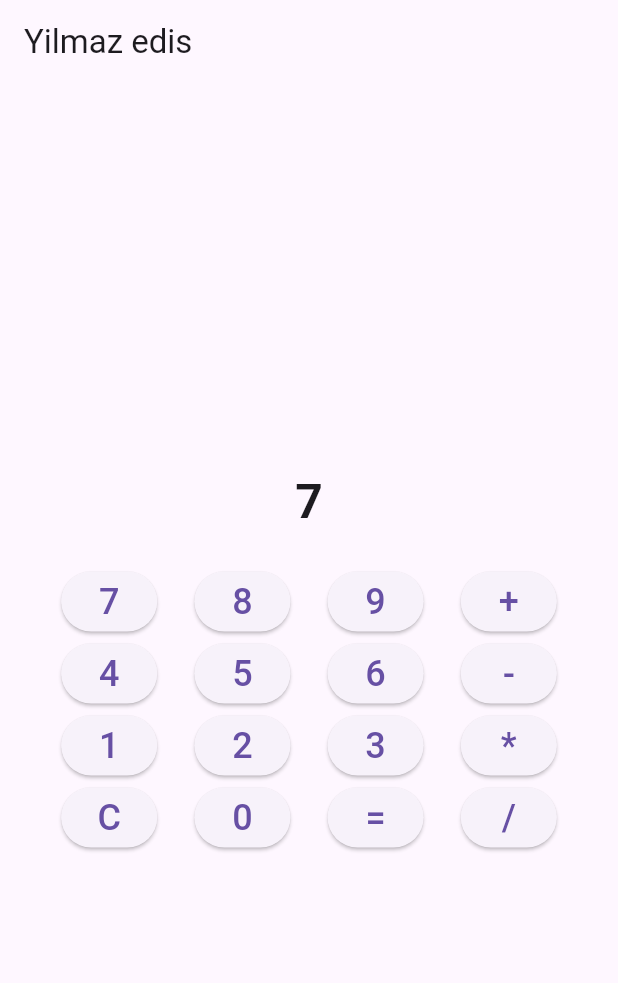
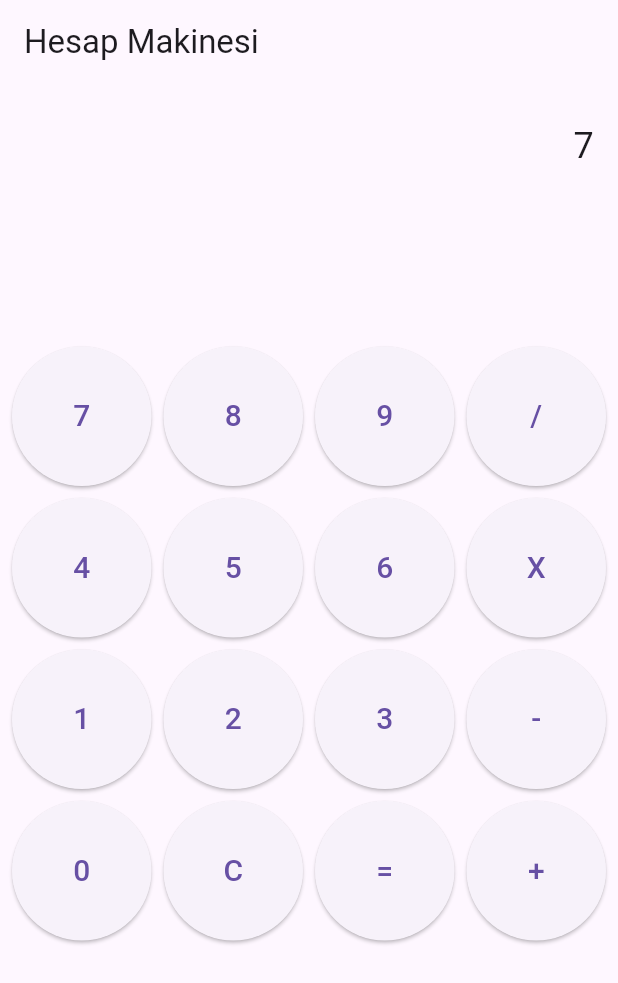
Before and after one commit to AhmetRecaiElcan/calculator1, a Flutter app: the screen it shows after launch, after a tap on an icon or button, on a phone screen of 412 x 824 dp. Shown: the top 983 px of the screen. Run offline on Flutter 3.47's test engine with Material 3 defaults, Android fonts, the phone set to English and light mode, and no system bars; our stand-ins replace math_expressions.

Commit message:
22.01.2024

```diff
--- a/lib/main.dart
+++ b/lib/main.dart
@@ -1,87 +1,48 @@
-import 'dart:html';
-import 'dart:ui';
-
 import 'package:flutter/material.dart';
+import 'package:math_expressions/math_expressions.dart';
 
 void main() {
-  runApp(CalculatorApp());
+  runApp(MyApp());
 }
 
-class CalculatorApp extends StatelessWidget {
+class MyApp extends StatelessWidget {
   @override
   Widget build(BuildContext context) {
     return MaterialApp(
-      home: Calculator(),
+      debugShowCheckedModeBanner: false,
+      home: CalculatorApp(),
     );
   }
 }
 
-class Calculator extends StatefulWidget {
+class CalculatorApp extends StatefulWidget {
   @override
-  _CalculatorState createState() => _CalculatorState();
+  _CalculatorAppState createState() => _CalculatorAppState();
 }
 
-class _CalculatorState extends State<Calculator> {
-  String _display = '';
-  double _num1 = 0;
-  double _num2 = 0;
-  String _operator = '';
+class _CalculatorAppState extends State<CalculatorApp> {
+  String result = '';
+  String input = '';
 
-  void _onButtonPressed(String text) {
-    if (text == 'C') {
-      _clear();
-    } else if (text == '+' || text == '-' || text == '*' || text == '/') {
-      _setOperator(text);
-    } else if (text == '=') {
-      _calculate();
+  void _onButtonPressed(String buttonText) {
+    setState(() {
+      if (buttonText == 'C') {
+        input = '';
+        result = '';
+      } else if (buttonText == '=') {
+        try {
+          Parser p = Parser();
+          Expression exp = p.parse(input);
+          ContextModel cm = ContextModel();
+          result = exp.evaluate(EvaluationType.REAL, cm).toString();
+        } catch (e) {
+          result = 'Error';
+        }
+      } else if (buttonText == 'X') {
+        input += '*';
       } else {
-      _appendToDisplay(text);
+        input += buttonText;
       }
-  }
-
-  void _appendToDisplay(String text) {
-    setState(() {
-      _display += text;
-    });
-  }
-
-  void _setOperator(String Operator) {
-    setState(() {
-      _operator = Operator;
-      _num1 = double.parse(_display);
-      _display = '';
-    });
-  }
-
-  void _calculate() {
-    double result = 0;
-    double _num2 = double.parse(_display);
-
-    switch (_operator) {
-      case '+':
-        result = _num1 + _num2;
-        break;
-      case '-':
-        result = _num1 - _num2;
-        break;
-      case '*':
-        result = _num1 * _num2;
-        break;
-      case '/':
-        result = _num1 / _num2;
-        break;
-    }
-    setState(() {
-      _display = result.toString();
-    });
-  }
-
-  void _clear() {
-    setState(() {
-      _display = '';
-      _num1 = 0;
-      _num2 = 0;
-      _operator = '';
     });
   }
 
@@ -89,77 +50,75 @@ class _CalculatorState extends State<Calculator> {
   Widget build(BuildContext context) {
     return Scaffold(
       appBar: AppBar(
-        title: Text('Yilmaz edis'),
+        title: Text('Hesap Makinesi'),
       ),
-      body: Padding(
-        padding: const EdgeInsets.all(16.0),
-        child: Column(
+      body: Column(
         mainAxisAlignment: MainAxisAlignment.center,
         children: [
-            Text(
-              _display,
-              style: TextStyle(fontSize: 32.0, fontWeight: FontWeight.bold),
+          Container(
+            alignment: Alignment.centerRight,
+            padding: EdgeInsets.symmetric(horizontal: 16, vertical: 24),
+            child: Text(
+              input,
+              style: TextStyle(fontSize: 24),
             ),
-            SizedBox(height: 20.0),
-            Row(
-              mainAxisAlignment: MainAxisAlignment.spaceEvenly,
-              children: [
-                CalculatorButton('7', _onButtonPressed),
-                CalculatorButton('8', _onButtonPressed),
-                CalculatorButton('9', _onButtonPressed),
-                CalculatorButton('+', _onButtonPressed),
-              ],
           ),
-            Row(
-              mainAxisAlignment: MainAxisAlignment.spaceEvenly,
-              children: [
-                CalculatorButton('4', _onButtonPressed),
-                CalculatorButton('5', _onButtonPressed),
-                CalculatorButton('6', _onButtonPressed),
-                CalculatorButton('-', _onButtonPressed),
-              ],
+          Container(
+            alignment: Alignment.centerRight,
+            padding: EdgeInsets.symmetric(horizontal: 16, vertical: 8),
+            child: Text(
+              result,
+              style: TextStyle(fontSize: 48, fontWeight: FontWeight.bold),
             ),
-            Row(
-              mainAxisAlignment: MainAxisAlignment.spaceEvenly,
-              children: [
-                CalculatorButton('1', _onButtonPressed),
-                CalculatorButton('2', _onButtonPressed),
-                CalculatorButton('3', _onButtonPressed),
-                CalculatorButton('*', _onButtonPressed),
-              ],
           ),
-            Row(
-              mainAxisAlignment: MainAxisAlignment.spaceEvenly,
-              children: [
-                CalculatorButton('C', _onButtonPressed),
-                CalculatorButton('0', _onButtonPressed),
-                CalculatorButton('=', _onButtonPressed),
-                CalculatorButton('/', _onButtonPressed),
-              ],
+          Expanded(
+            child: Padding(
+              padding: EdgeInsets.all(8),
+              child: GridView.builder(
+                itemCount: buttons.length,
+                gridDelegate: SliverGridDelegateWithFixedCrossAxisCount(
+                  crossAxisCount: 4,
+                  crossAxisSpacing: 8,
+                  mainAxisSpacing: 8,
+                ),
+                itemBuilder: (context, index) {
+                  return ElevatedButton(
+                    onPressed: () {
+                      _onButtonPressed(buttons[index]);
+                    },
+                    style: ElevatedButton.styleFrom(
+                      padding: EdgeInsets.all(16),
+                    ),
+                    child: Text(
+                      buttons[index],
+                      style: TextStyle(fontSize: 20),
+                    ),
+                  );
+                },
+              ),
+            ),
           ),
         ],
       ),
-      ),
     );
   }
+
+  List<String> buttons = [
+    '7',
+    '8',
+    '9',
+    '/',
+    '4',
+    '5',
+    '6',
+    'X',
+    '1',
+    '2',
+    '3',
+    '-',
+    '0',
+    'C',
+    '=',
+    '+',
+  ];
 }
-
-class CalculatorButton extends StatelessWidget {
-  final String text;
-  final Function(String) onPressed;
-
-  CalculatorButton(this.text, this.onPressed);
-
-  @override
-  Widget build(BuildContext context) {
-    return ElevatedButton(
-      onPressed: () {
-        onPressed(text);
-      },
-      child: Text(
-        text,
-        style: TextStyle(fontSize: 24.0),
-      ),
-    );
-  }
-}
--- a/pubspec.yaml
+++ b/pubspec.yaml
@@ -40,6 +40,7 @@ dependencies:
 dev_dependencies:
   flutter_test:
     sdk: flutter
+  math_expressions: ^2.0.2
 
   # The "flutter_lints" package below contains a set of recommended lints to
   # encourage good coding practices. The lint set provided by the package is
```
Also changed, not shown: image.png (added), pubspec.lock, 1 other file. Lines whose indentation alone changed are shown as unchanged.
